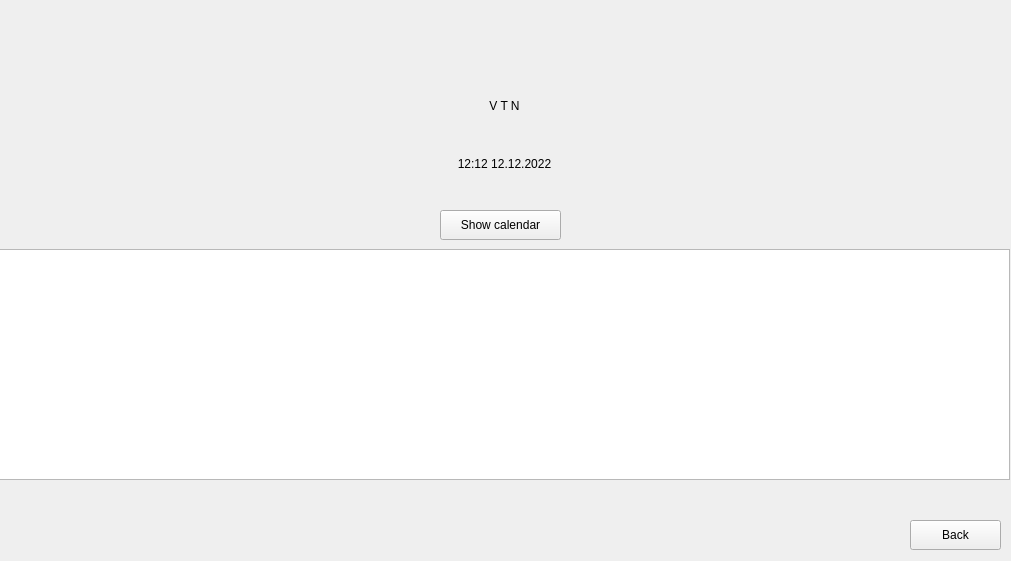
Qt form scanscreen.ui (tu787878/timekeeping_qt) before a commit.
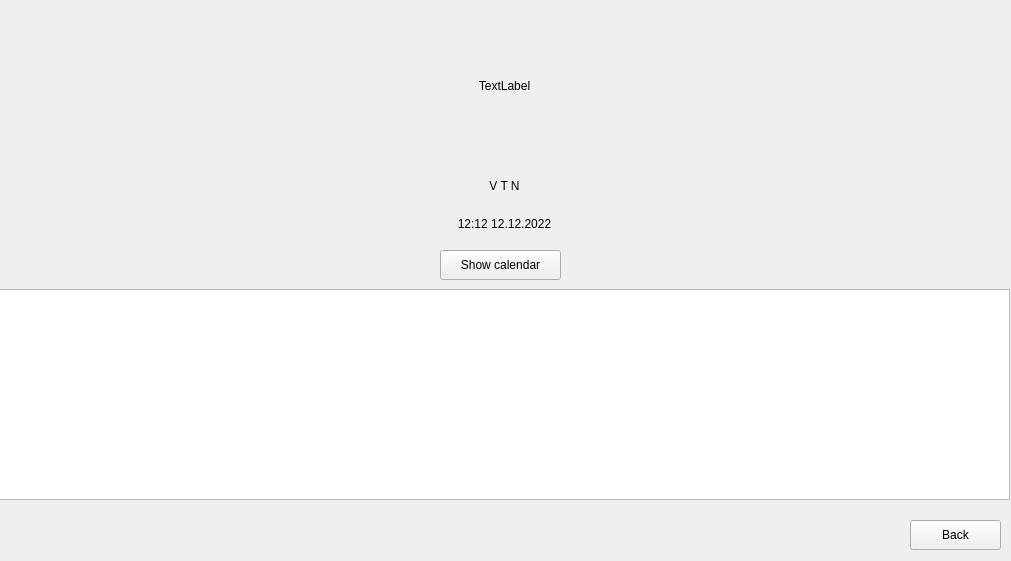
The same form after that commit.

The edit to the form file:
```diff
--- a/scanscreen.ui
+++ b/scanscreen.ui
@@ -20,25 +20,25 @@
    <property name="geometry">
     <rect>
      <x>-1</x>
-     <y>79</y>
+     <y>169</y>
      <width>1011</width>
-     <height>111</height>
+     <height>71</height>
     </rect>
    </property>
    <layout class="QVBoxLayout" name="verticalLayout">
-    <item>
-     <widget class="QLabel" name="timeLabel">
-      <property name="text">
-       <string>V T N</string>
-      </property>
-      <property name="alignment">
-       <set>Qt::AlignCenter</set>
-      </property>
-     </widget>
-    </item>
     <item>
      <widget class="QLabel" name="nameLabel">
       <property name="text">
+       <string>V T N</string>
+      </property>
+      <property name="alignment">
+       <set>Qt::AlignCenter</set>
+      </property>
+     </widget>
+    </item>
+    <item>
+     <widget class="QLabel" name="timeLabel">
+      <property name="text">
        <string>12:12 12.12.2022</string>
       </property>
       <property name="alignment">
@@ -65,9 +65,9 @@
    <property name="geometry">
     <rect>
      <x>-1</x>
-     <y>249</y>
+     <y>289</y>
      <width>1011</width>
-     <height>231</height>
+     <height>211</height>
     </rect>
    </property>
    <layout class="QVBoxLayout" name="verticalLayout_2">
@@ -84,7 +84,7 @@
    <property name="geometry">
     <rect>
      <x>440</x>
-     <y>210</y>
+     <y>250</y>
      <width>121</width>
      <height>30</height>
     </rect>
@@ -93,6 +93,28 @@
     <string>Show calendar</string>
    </property>
   </widget>
+  <widget class="QWidget" name="verticalLayoutWidget_3">
+   <property name="geometry">
+    <rect>
+     <x>-1</x>
+     <y>10</y>
+     <width>1011</width>
+     <height>151</height>
+    </rect>
+   </property>
+   <layout class="QVBoxLayout" name="verticalLayout_3">
+    <item>
+     <widget class="QLabel" name="logo">
+      <property name="text">
+       <string>TextLabel</string>
+      </property>
+      <property name="alignment">
+       <set>Qt::AlignCenter</set>
+      </property>
+     </widget>
+    </item>
+   </layout>
+  </widget>
  </widget>
  <resources/>
  <connections/>
```
